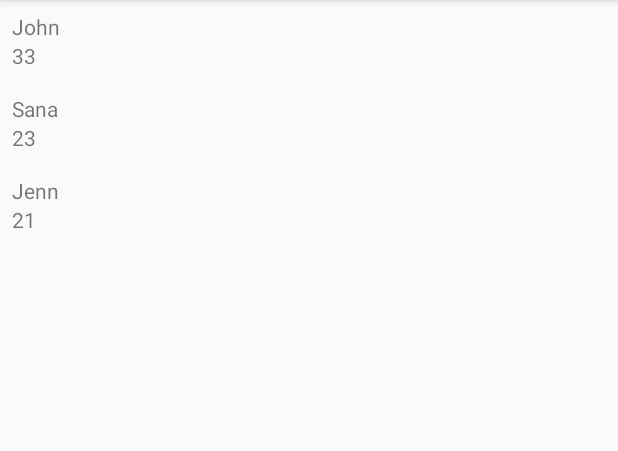
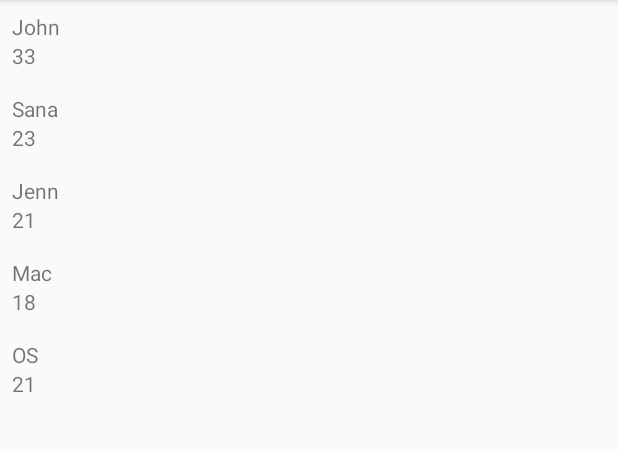
Before and after one commit to Sulekhareddy/KotlinBasicProject, an Android app: the screen it shows after launch (MainActivity), on a phone screen of 412 x 824 dp, the part 84-535 px from its top. Run offline under Robolectric (Android 15) with nearby library versions, the phone set to English and light mode, and no system bars.

Commit message:
Done some changes

```diff
--- a/app/src/main/java/com/example/kotlinbasicproject/MainActivity.kt
+++ b/app/src/main/java/com/example/kotlinbasicproject/MainActivity.kt
@@ -22,6 +22,8 @@ class MainActivity : AppCompatActivity() {
         dataList.add(Model("John", 33))
         dataList.add(Model("Sana", 23))
         dataList.add(Model("Jenn", 21))
+        dataList.add(Model("Mac", 18))
+        dataList.add(Model("OS", 21))
 
         val namesAdapter = NamesListAdapter(dataList)
         recyclerView.adapter = namesAdapter
--- a/app/src/main/java/com/example/kotlinbasicproject/NamesListAdapter.kt
+++ b/app/src/main/java/com/example/kotlinbasicproject/NamesListAdapter.kt
@@ -18,6 +18,7 @@ class NamesListAdapter(val userList: ArrayList<Model>) : RecyclerView.Adapter<Na
     override fun onBindViewHolder(holder: NamesListViewHolder, position: Int) {
         holder.name?.text = userList[position].name.toString()
         holder.age?.text = userList[position].age.toString()
+
     }
 
     override fun getItemCount(): Int {
```
